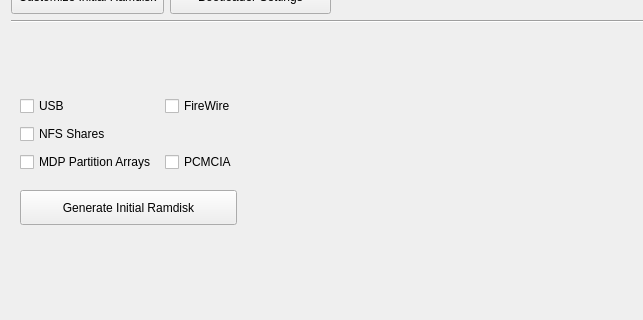
This is ui/pages/config.ui in abveritas/installer as Qt 5 draws it before an edit; both pictures show x 0 to 643 and y 207 to 527 of the 857 by 747 pixel window. The edited form follows.
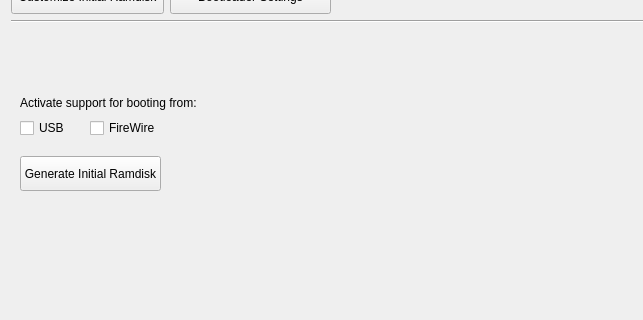
This is the edited form. The open tabs and pages were chosen to show the change. Custom widgets are drawn as their Qt base class.

Commit message: corrections configure.cpp/ui, still showing some bad options, use xdg-user-dir to create localized home dir

```diff
--- a/ui/pages/config.ui
+++ b/ui/pages/config.ui
@@ -120,20 +120,20 @@
            </property>
           </widget>
          </item>
-         <item row="4" column="0">
+         <!--<item row="4" column="0">
           <widget class="QCheckBox" name="nfs">
            <property name="text">
             <string>NFS Shares</string>
            </property>
           </widget>
-         </item>
-         <!-- <item row="0" column="0" colspan="3">
+          </item>-->
+         <item row="0" column="0" colspan="3">
           <widget class="QLabel" name="label_4">
            <property name="text">
             <string>Activate support for booting from:</string>
            </property>
           </widget>
-          </item> -->
+          </item> 
          <item row="1" column="1">
           <widget class="QCheckBox" name="firewire">
            <property name="text">
@@ -210,7 +210,7 @@
            </property>
           </spacer>
          </item>
-         <item row="8" column="0">
+         <!--<item row="8" column="0">
           <widget class="QCheckBox" name="mdp">
            <property name="text">
             <string>MDP Partition Arrays</string>
@@ -223,7 +223,7 @@
             <string>PCMCIA</string>
            </property>
           </widget>
-         </item>
+          </item>-->
          <item row="11" column="2">
           <spacer name="horizontalSpacer_5">
            <property name="orientation">
```
The commit also changes 2 other files.
